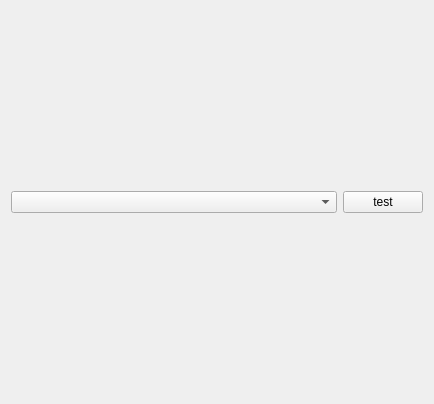
Qt form src/corelayers/kineticpopups/settings/popupappearance.ui (euroelessar/qutim) before a commit.
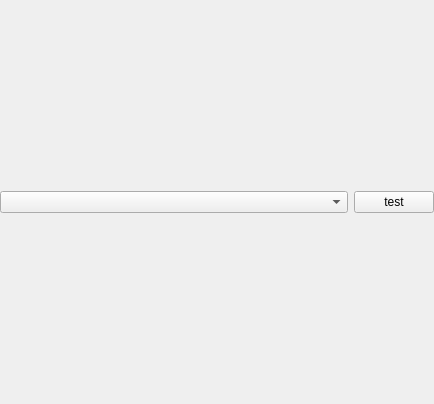
The same form after that commit.

Diff of the .ui file:
```diff
--- a/src/corelayers/kineticpopups/settings/popupappearance.ui
+++ b/src/corelayers/kineticpopups/settings/popupappearance.ui
@@ -20,6 +20,9 @@
    <string>Form</string>
   </property>
   <layout class="QGridLayout" name="gridLayout">
+   <property name="margin">
+    <number>0</number>
+   </property>
    <item row="0" column="0" colspan="2">
     <widget class="QComboBox" name="comboBox">
      <property name="sizePolicy">
@@ -33,7 +36,7 @@
    <item row="0" column="2">
     <widget class="QPushButton" name="pushButton">
      <property name="sizePolicy">
-      <sizepolicy hsizetype="Fixed" vsizetype="Fixed">
+      <sizepolicy hsizetype="Fixed" vsizetype="Preferred">
        <horstretch>0</horstretch>
        <verstretch>0</verstretch>
       </sizepolicy>
```
